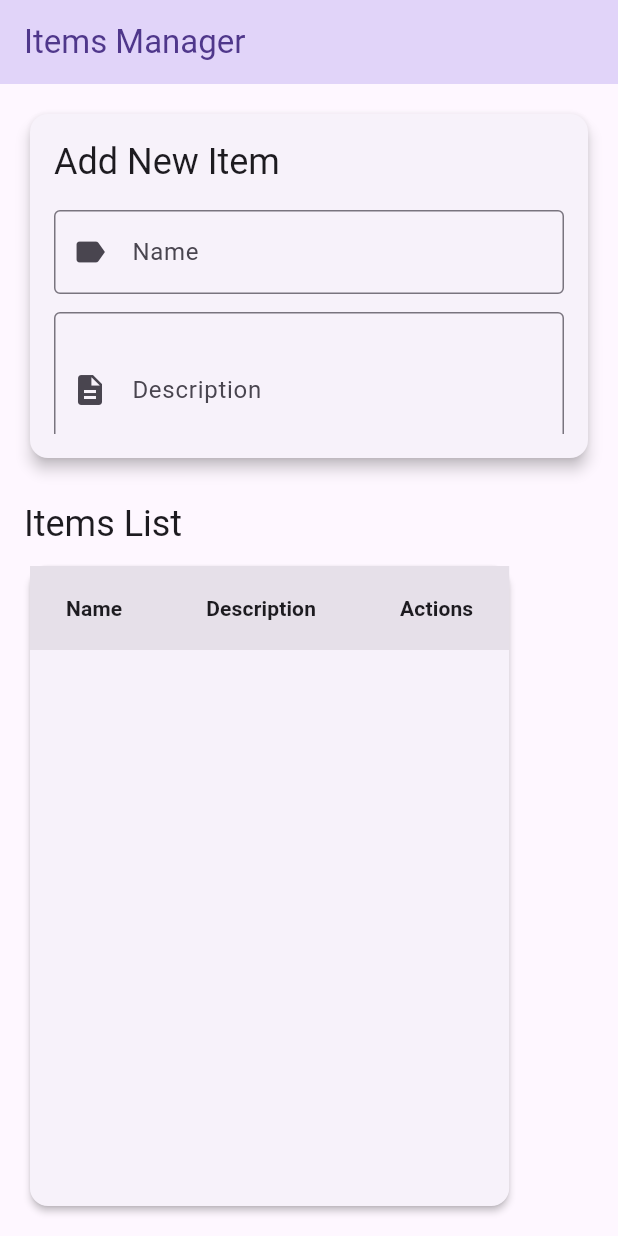
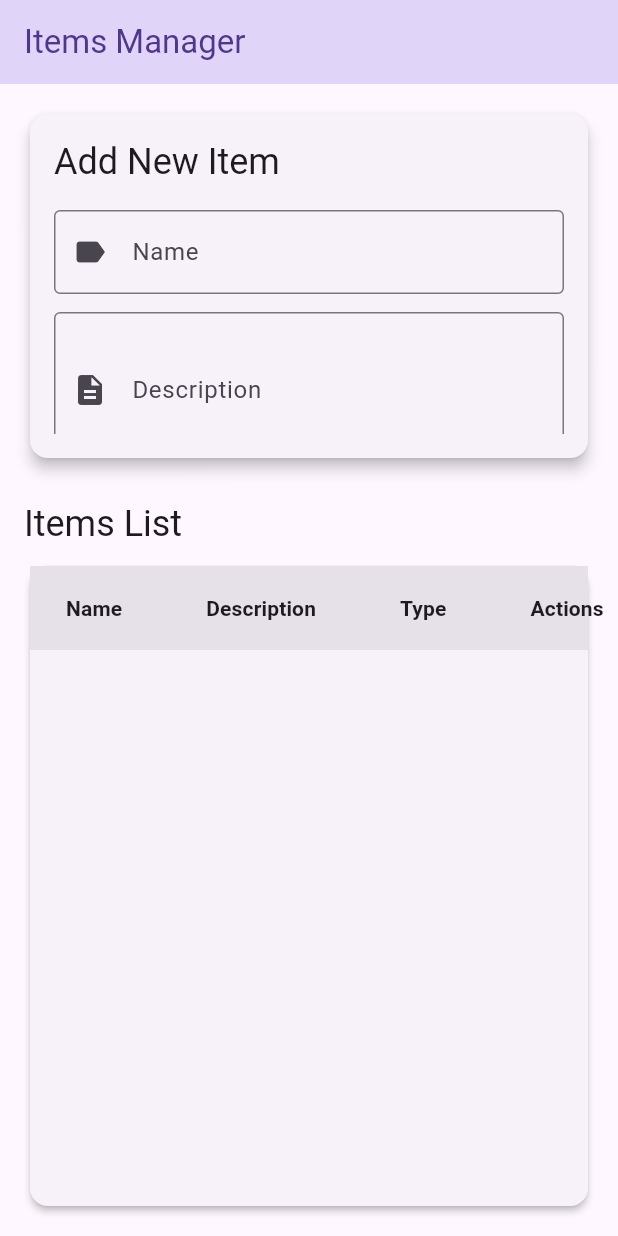
Before and after one commit to moon-lee/flutter_test_app, a Flutter app: the screen it shows after launch, on a phone screen of 412 x 824 dp. Run offline on Flutter 3.47's test engine with Material 3 defaults, Android fonts, the phone set to English and light mode, and no system bars; our stand-ins replace cloud_firestore, firebase_core; accounts and stored records are empty; generated files the repository leaves out were written again.

Commit message:
automated backup

```diff
--- a/lib/database/firebase_service.dart
+++ b/lib/database/firebase_service.dart
@@ -1,22 +1,39 @@
 import 'package:cloud_firestore/cloud_firestore.dart';
+
+enum ItemType {
+  mildSteel('Mild Steel'),
+  aluminumStainless('Al. Stainless'),
+  stainlessSteel('Stainless Steel');
+
+  final String displayName;
+  const ItemType(this.displayName);
+}
 
 class Item {
   final String id;
   final String name;
   final String? description;
+  final ItemType type;
 
   Item({
     required this.id,
     required this.name,
     this.description,
+    required this.type,
   });
 
   factory Item.fromFirestore(DocumentSnapshot doc) {
     final data = doc.data() as Map<String, dynamic>;
+    final typeString = data['type'] ?? 'mildSteel';
+    final type = ItemType.values.firstWhere(
+      (e) => e.name == typeString,
+      orElse: () => ItemType.mildSteel,
+    );
     return Item(
       id: doc.id,
       name: data['name'] ?? '',
       description: data['description'],
+      type: type,
     );
   }
 
@@ -24,6 +41,7 @@ class Item {
     return {
       'name': name,
       'description': description,
+      'type': type.name,
     };
   }
 }
@@ -42,18 +60,20 @@ class FirebaseService {
     return doc.exists ? Item.fromFirestore(doc) : null;
   }
 
-  Future<String> addItem(String name, String? description) async {
+  Future<String> addItem(String name, String? description, ItemType type) async {
     final docRef = await _firestore.collection(_collectionName).add({
       'name': name,
       'description': description,
+      'type': type.name,
     });
     return docRef.id;
   }
 
-  Future<void> updateItem(String id, String name, String? description) async {
+  Future<void> updateItem(String id, String name, String? description, ItemType type) async {
     await _firestore.collection(_collectionName).doc(id).update({
       'name': name,
       'description': description,
+      'type': type.name,
     });
   }
 
--- a/lib/pages/items_page.dart
+++ b/lib/pages/items_page.dart
@@ -15,6 +15,7 @@ class _ItemsPageState extends State<ItemsPage> {
   final TextEditingController nameController = TextEditingController();
   final TextEditingController descriptionController = TextEditingController();
   Item? editingItem;
+  ItemType selectedType = ItemType.mildSteel;
 
   @override
   void initState() {
@@ -48,9 +49,13 @@ class _ItemsPageState extends State<ItemsPage> {
       await _firebaseService.addItem(
         nameController.text,
         descriptionController.text.isEmpty ? null : descriptionController.text,
+        selectedType,
       );
       nameController.clear();
       descriptionController.clear();
+      setState(() {
+        selectedType = ItemType.mildSteel;
+      });
       await loadItems();
       ScaffoldMessenger.of(context).showSnackBar(
         const SnackBar(content: Text('Item added successfully')),
@@ -72,11 +77,13 @@ class _ItemsPageState extends State<ItemsPage> {
         editingItem!.id,
         nameController.text,
         descriptionController.text.isEmpty ? null : descriptionController.text,
+        selectedType,
       );
       nameController.clear();
       descriptionController.clear();
       setState(() {
         editingItem = null;
+        selectedType = ItemType.mildSteel;
       });
       await loadItems();
       ScaffoldMessenger.of(context).showSnackBar(
@@ -108,6 +115,7 @@ class _ItemsPageState extends State<ItemsPage> {
       editingItem = item;
       nameController.text = item.name;
       descriptionController.text = item.description ?? '';
+      selectedType = item.type;
     });
   }
 
@@ -116,6 +124,7 @@ class _ItemsPageState extends State<ItemsPage> {
       editingItem = null;
       nameController.clear();
       descriptionController.clear();
+      selectedType = ItemType.mildSteel;
     });
   }
 
@@ -169,6 +178,28 @@ class _ItemsPageState extends State<ItemsPage> {
                                 prefixIcon: Icon(Icons.description),
                               ),
                               maxLines: 3,
+                            ),
+                            const SizedBox(height: 12),
+                            DropdownButtonFormField<ItemType>(
+                              value: selectedType,
+                              decoration: const InputDecoration(
+                                labelText: 'Material Type',
+                                border: OutlineInputBorder(),
+                                prefixIcon: Icon(Icons.category),
+                              ),
+                              items: ItemType.values.map((type) {
+                                return DropdownMenuItem(
+                                  value: type,
+                                  child: Text(type.displayName),
+                                );
+                              }).toList(),
+                              onChanged: (ItemType? newType) {
+                                if (newType != null) {
+                                  setState(() {
+                                    selectedType = newType;
+                                  });
+                                }
+                              },
                             ),
                             const SizedBox(height: 16),
                             Row(
@@ -229,6 +260,9 @@ class _ItemsPageState extends State<ItemsPage> {
                                     label: Text('Description', style: TextStyle(fontWeight: FontWeight.bold)),
                                   ),
                                   DataColumn(
+                                    label: Text('Type', style: TextStyle(fontWeight: FontWeight.bold)),
+                                  ),
+                                  DataColumn(
                                     label: Text('Actions', style: TextStyle(fontWeight: FontWeight.bold)),
                                   ),
                                 ],
@@ -237,6 +271,7 @@ class _ItemsPageState extends State<ItemsPage> {
                                     cells: [
                                       DataCell(Text(item.name, style: const TextStyle(fontWeight: FontWeight.w500))),
                                       DataCell(Text(item.description ?? '', maxLines: 2, overflow: TextOverflow.ellipsis)),
+                                      DataCell(Text(item.type.displayName, style: const TextStyle(fontWeight: FontWeight.w500))),
                                       DataCell(
                                         Row(
                                           mainAxisSize: MainAxisSize.min,
@@ -304,6 +339,28 @@ class _ItemsPageState extends State<ItemsPage> {
                                 ),
                                 maxLines: 3,
                               ),
+                              const SizedBox(height: 12),
+                              DropdownButtonFormField<ItemType>(
+                                value: selectedType,
+                                decoration: const InputDecoration(
+                                  labelText: 'Material Type',
+                                  border: OutlineInputBorder(),
+                                  prefixIcon: Icon(Icons.category),
+                                ),
+                                items: ItemType.values.map((type) {
+                                  return DropdownMenuItem(
+                                    value: type,
+                                    child: Text(type.displayName),
+                                  );
+                                }).toList(),
+                                onChanged: (ItemType? newType) {
+                                  if (newType != null) {
+                                    setState(() {
+                                      selectedType = newType;
+                                    });
+                                  }
+                                },
+                              ),
                               const SizedBox(height: 16),
                               Row(
                                 children: [
@@ -363,6 +420,9 @@ class _ItemsPageState extends State<ItemsPage> {
                                     label: Text('Description', style: TextStyle(fontWeight: FontWeight.bold)),
                                   ),
                                   DataColumn(
+                                    label: Text('Type', style: TextStyle(fontWeight: FontWeight.bold)),
+                                  ),
+                                  DataColumn(
                                     label: Text('Actions', style: TextStyle(fontWeight: FontWeight.bold)),
                                   ),
                                 ],
@@ -371,6 +431,7 @@ class _ItemsPageState extends State<ItemsPage> {
                                     cells: [
                                       DataCell(Text(item.name, style: const TextStyle(fontWeight: FontWeight.w500))),
                                       DataCell(Text(item.description ?? '', maxLines: 2, overflow: TextOverflow.ellipsis)),
+                                      DataCell(Text(item.type.displayName, style: const TextStyle(fontWeight: FontWeight.w500))),
                                       DataCell(
                                         Row(
                                           mainAxisSize: MainAxisSize.min,
```
